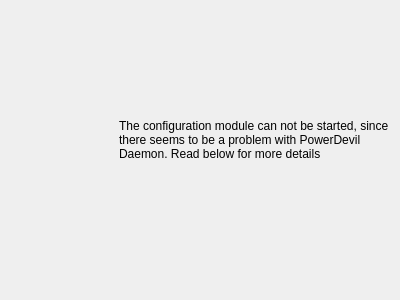
Above: kcmodule/error.ui from KDE/powerdevil before the change. Below: the same form after it.
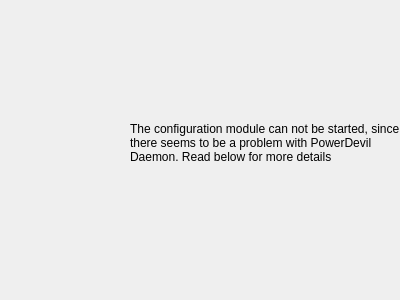
That is the form after the change.

Commit message: unecessary margins removed

The edit to the form file:
```diff
--- a/kcmodule/error.ui
+++ b/kcmodule/error.ui
@@ -13,6 +13,12 @@
    <string>PowerDevil error</string>
   </property>
   <layout class="QHBoxLayout" name="horizontalLayout" >
+   <property name="spacing" >
+    <number>0</number>
+   </property>
+   <property name="margin" >
+    <number>0</number>
+   </property>
    <item>
     <widget class="QLabel" name="warningLabel" >
      <property name="maximumSize" >
```
The commit also changes 4 other files.
